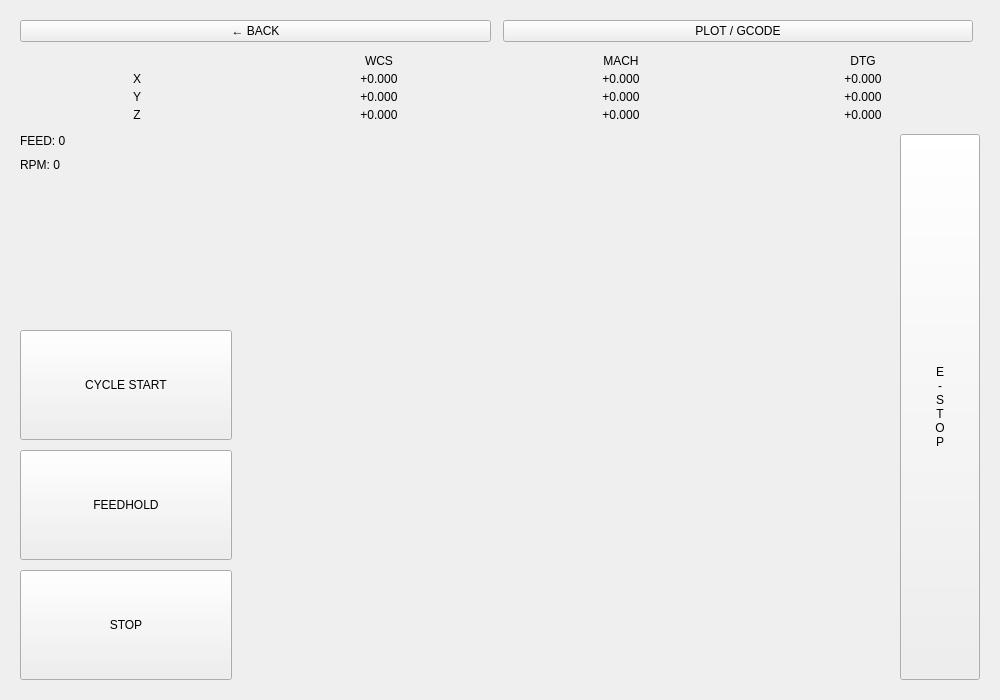
Moshkopp/ThorCNC, file thorcnc/widgets/simple_view.ui: the form before one commit.
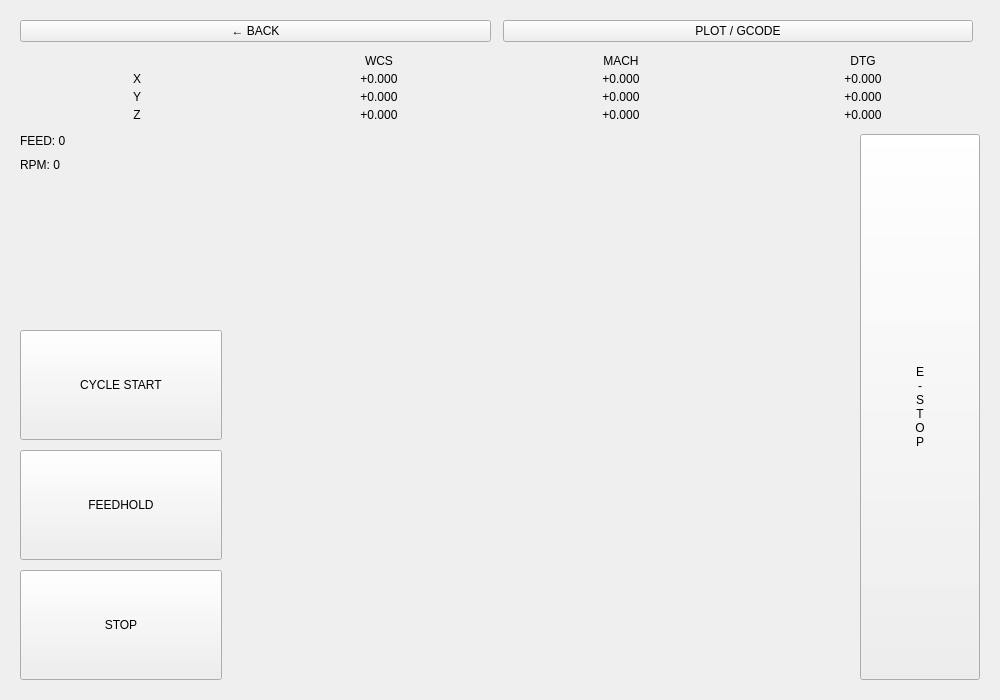
The form after the commit.

Commit message: ui: style and resize E-Stop button for improved visibility in vertical layout

What changed in the file:
```diff
--- a/thorcnc/widgets/simple_view.ui
+++ b/thorcnc/widgets/simple_view.ui
@@ -119,7 +119,7 @@
      <!-- Right: E-STOP (Vertical) -->
      <item>
       <widget class="QPushButton" name="btn_simple_estop">
-       <property name="minimumSize"><size><width>80</width><height>0</height></size></property>
+       <property name="minimumSize"><size><width>120</width><height>0</height></size></property>
        <property name="sizePolicy">
         <sizepolicy hsizetype="Fixed" vsizetype="Expanding">
          <horstretch>0</horstretch><verstretch>0</verstretch>
```
The commit also changes 1 other file.
